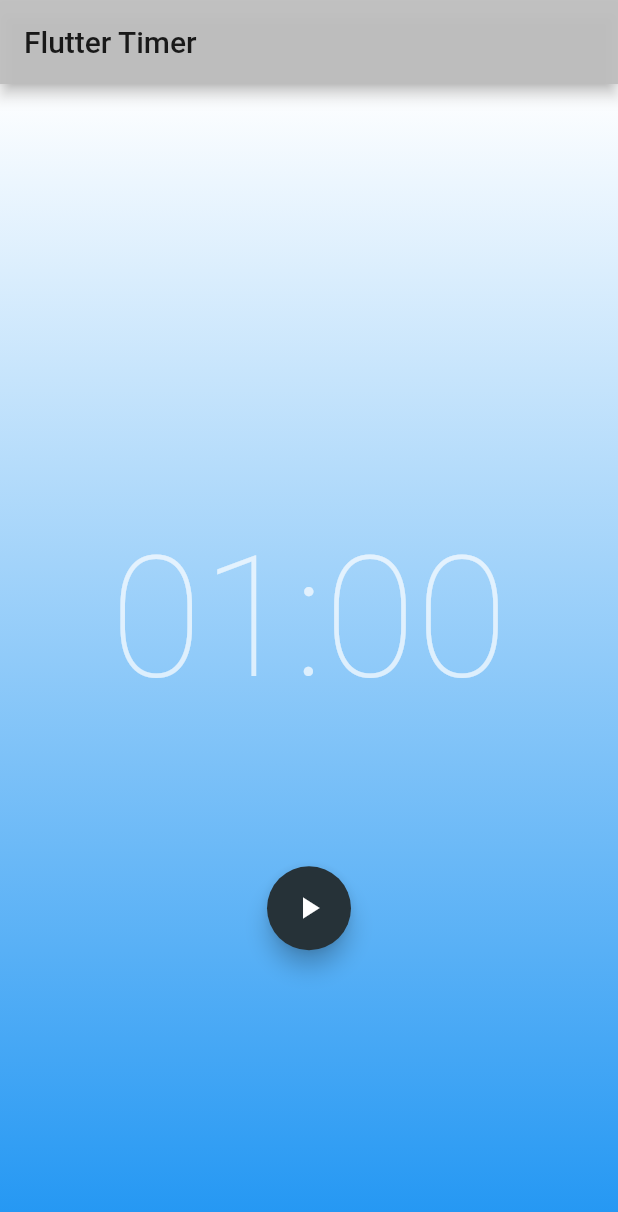
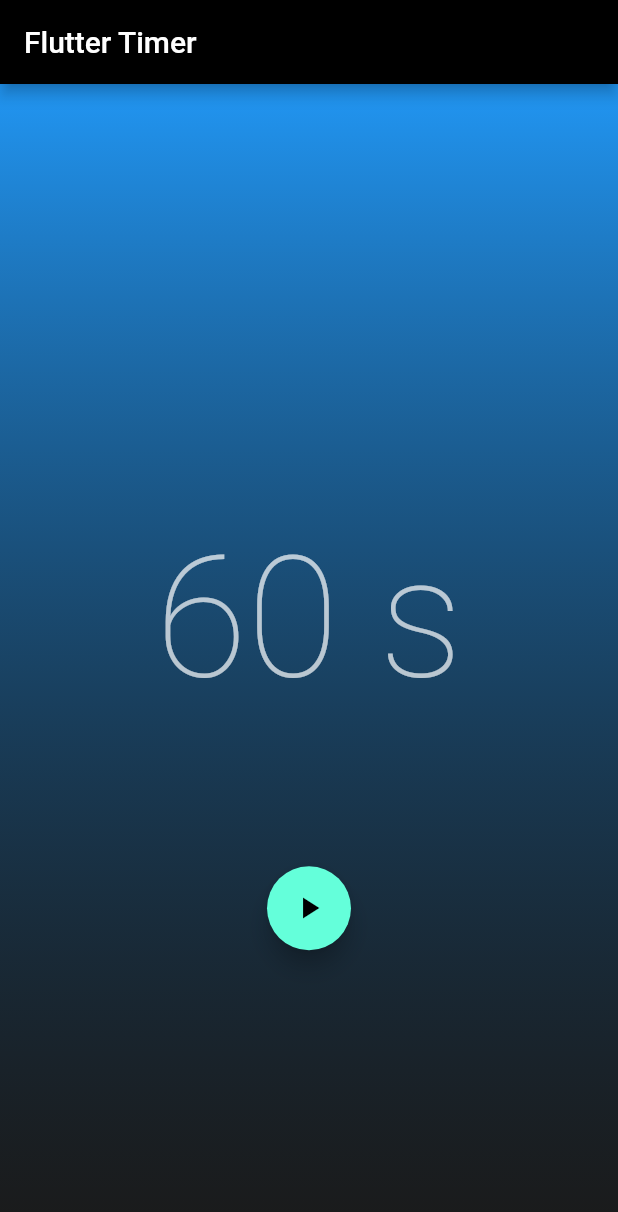
Before and after one commit to am-aakash/TimeTicker-app, a Flutter app: the screen it shows after launch, on a phone screen of 412 x 824 dp. Shown: the top 1212 px of the screen. Run offline on Flutter 3.47's test engine with Material 2 defaults, Android fonts, the phone set to English and light mode, and no system bars; our stand-ins replace bloc, equatable, flutter_bloc.

Commit message:
Phase 3 fixes

```diff
--- a/lib/app.dart
+++ b/lib/app.dart
@@ -5,12 +5,13 @@ class App extends StatelessWidget {
   @override
   Widget build(BuildContext context) {
     return MaterialApp(
+      debugShowCheckedModeBanner: false,
       theme: ThemeData(
-        primaryColor: Colors.white70,
-        accentColor: Colors.blueGrey[900],
+        primaryColor: Colors.black,
+        // accentColor: Colors.deepPurple,
         brightness: Brightness.dark,
       ),
-      title: 'Flutter Timer',
+      title: 'Timer',
       home: TimerPage(),
     );
   }
--- a/lib/bloc/timer_state.dart
+++ b/lib/bloc/timer_state.dart
@@ -2,9 +2,7 @@ part of 'timer_bloc.dart';
 
 abstract class TimerState extends Equatable {
   final int duration;
-
   const TimerState(this.duration);
-
   @override
   List<Object> get props => [];
 }
--- a/lib/screens/background.dart
+++ b/lib/screens/background.dart
@@ -10,8 +10,8 @@ class Background extends StatelessWidget {
           begin: Alignment.topCenter,
           end: Alignment.bottomCenter,
           colors: [
-            Colors.white,
             Colors.blue,
+            Colors.black45,
           ],
         ),
       ),
--- a/lib/screens/timer_screen.dart
+++ b/lib/screens/timer_screen.dart
@@ -43,6 +43,37 @@ class TimerView extends StatelessWidget {
   }
 }
 
+class TimerText extends StatelessWidget {
+  const TimerText({Key? key}) : super(key: key);
+  @override
+  Widget build(BuildContext context) {
+    final duration = context.select((TimerBloc bloc) => bloc.state.duration);
+    print(duration);
+    //final minutesStr = ((duration / 60) % 60).floor().toString().padLeft(2, '0');
+    final secondsStr = duration;
+    //(duration % 60).floor().toString().padLeft(2, '0');
+    return Text(
+      '$secondsStr s',
+      style: Theme.of(context).textTheme.headline1,
+    );
+  }
+}
+
+/*
+The Actions widget is just another StatelessWidget which uses a BlocBuilder to rebuild the UI every time we get a new TimerState.
+Actions uses context.read<TimerBloc>() to access the TimerBloc instance
+and returns different FloatingActionButtons based on the current state of the TimerBloc.
+Each of the FloatingActionButtons adds an event in its onPressed callback to notify the TimerBloc.
+
+If you want fine-grained control over when the builder function is called you can provide an optional buildWhen to BlocBuilder.
+The buildWhen takes the previous bloc state and current bloc state and returns a boolean.
+If buildWhen returns true, builder will be called with state and the widget will rebuild.
+If buildWhen returns false, builder will not be called with state and no rebuild will occur.
+In this case, we don’t want the Actions widget to be rebuilt on every tick because that would be inefficient.
+Instead, we only want Actions to rebuild if the runtimeType of the TimerState changes
+(TimerInitial => TimerRunInProgress, TimerRunInProgress => TimerRunPause, etc...).
+*/
+
 class Actions extends StatelessWidget {
   const Actions({Key? key}) : super(key: key);
   @override
@@ -86,7 +117,7 @@ class Actions extends StatelessWidget {
                 child: Icon(Icons.replay),
                 onPressed: () => context.read<TimerBloc>().add(TimerReset()),
               ),
-            ]
+            ],
           ],
         );
       },
--- a/lib/screens/timer_text.dart
+++ b/lib/screens/timer_text.dart
@@ -2,17 +2,18 @@ import 'package:flutter/material.dart';
 import 'package:flutter_timer/bloc/timer_bloc.dart';
 import 'package:flutter_bloc/flutter_bloc.dart';
 
-class TimerText extends StatelessWidget {
-  const TimerText({Key? key}) : super(key: key);
-  @override
-  Widget build(BuildContext context) {
-    final duration = context.select((TimerBloc bloc) => bloc.state.duration);
-    final minutesStr =
-        ((duration / 60) % 60).floor().toString().padLeft(2, '0');
-    final secondsStr = (duration % 60).floor().toString().padLeft(2, '0');
-    return Text(
-      '$minutesStr:$secondsStr',
-      style: Theme.of(context).textTheme.headline1,
-    );
-  }
-}
+// class TimerText extends StatelessWidget {
+//   const TimerText({Key? key}) : super(key: key);
+//   @override
+//   Widget build(BuildContext context) {
+//     final duration = context.select((TimerBloc bloc) => bloc.state.duration);
+//     print(duration);
+//     //final minutesStr = ((duration / 60) % 60).floor().toString().padLeft(2, '0');
+//     final secondsStr = duration;
+//     //(duration % 60).floor().toString().padLeft(2, '0');
+//     return Text(
+//       '$secondsStr s',
+//       style: Theme.of(context).textTheme.headline1,
+//     );
+//   }
+// }
```
